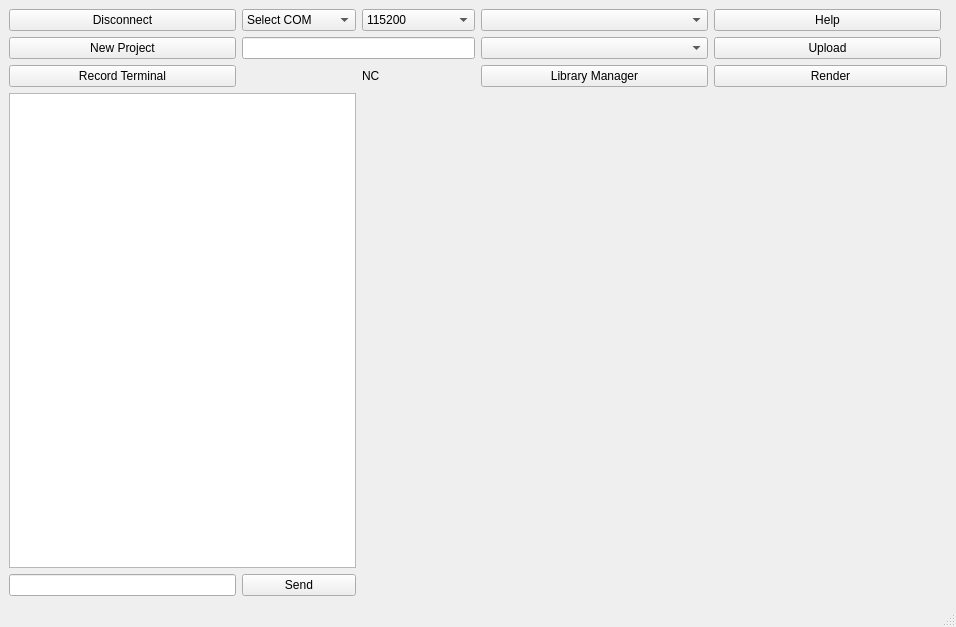
Old version of the form Ui/GraphingUi.ui in the repository OrionAerospaceYT/SideKick.
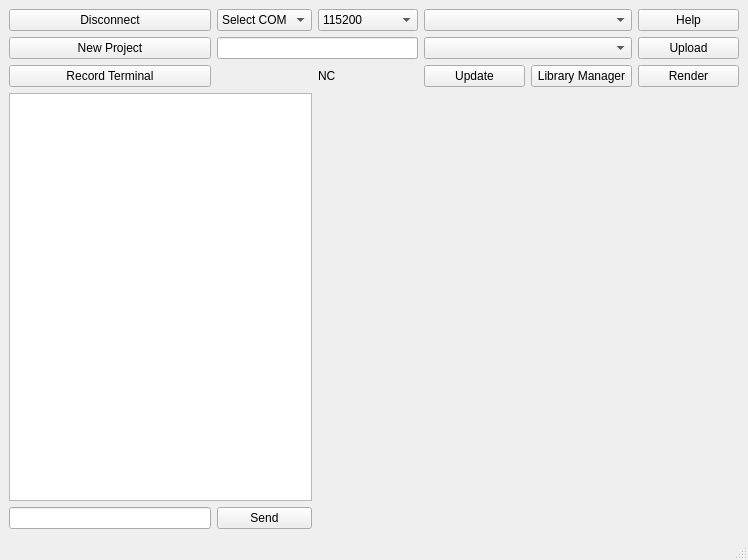
New version of the form.

Commit message: Update Button + Warning Window

```diff
--- a/Ui/GraphingUi.ui
+++ b/Ui/GraphingUi.ui
@@ -6,8 +6,8 @@
    <rect>
     <x>0</x>
     <y>0</y>
-    <width>956</width>
-    <height>627</height>
+    <width>748</width>
+    <height>560</height>
    </rect>
   </property>
   <property name="windowTitle">
@@ -22,13 +22,13 @@
    </property>
    <layout class="QGridLayout" name="gridLayout_7">
     <item row="0" column="1">
-     <layout class="QGridLayout" name="gridLayout" columnstretch="4,2,2,4,4,0">
-      <item row="3" column="0" rowspan="2" colspan="2">
-       <widget class="QTextBrowser" name="terminal"/>
-      </item>
+     <layout class="QGridLayout" name="gridLayout" columnstretch="4,1,2,2,2,2,0">
       <item row="5" column="0">
        <widget class="QLineEdit" name="lineEdit"/>
       </item>
+      <item row="3" column="0" rowspan="2" colspan="2">
+       <widget class="QTextBrowser" name="terminal"/>
+      </item>
       <item row="5" column="1">
        <widget class="QPushButton" name="send">
         <property name="text">
@@ -36,9 +36,23 @@
         </property>
        </widget>
       </item>
-      <item row="4" column="2" rowspan="2" colspan="4">
+      <item row="4" column="2" rowspan="2" colspan="5">
        <widget class="QWidget" name="bottom_widget" native="true"/>
       </item>
+      <item row="1" column="1" colspan="2">
+       <widget class="QLineEdit" name="project_name">
+        <property name="text">
+         <string/>
+        </property>
+       </widget>
+      </item>
+      <item row="1" column="0">
+       <widget class="QPushButton" name="new_project">
+        <property name="text">
+         <string>New Project</string>
+        </property>
+       </widget>
+      </item>
       <item row="0" column="2">
        <widget class="QComboBox" name="baud_rate">
         <item>
@@ -88,44 +102,20 @@
         </item>
        </widget>
       </item>
-      <item row="1" column="1" colspan="2">
-       <widget class="QLineEdit" name="project_name">
-        <property name="text">
-         <string/>
-        </property>
-       </widget>
-      </item>
-      <item row="3" column="2" colspan="4">
+      <item row="3" column="2" colspan="5">
        <widget class="QWidget" name="top_widget" native="true"/>
       </item>
-      <item row="1" column="0">
-       <widget class="QPushButton" name="new_project">
-        <property name="text">
-         <string>New Project</string>
-        </property>
-       </widget>
-      </item>
-      <item row="2" column="4" colspan="2">
+      <item row="2" column="5" colspan="2">
        <widget class="QPushButton" name="render">
         <property name="text">
          <string>Render</string>
         </property>
        </widget>
       </item>
-      <item row="2" column="2">
-       <widget class="QLabel" name="COM">
+      <item row="2" column="4">
+       <widget class="QPushButton" name="lib_manager">
         <property name="text">
-         <string>NC</string>
-        </property>
-       </widget>
-      </item>
-      <item row="1" column="3">
-       <widget class="QComboBox" name="project_paths"/>
-      </item>
-      <item row="2" column="0">
-       <widget class="QPushButton" name="record">
-        <property name="text">
-         <string>Record Terminal</string>
+         <string>Library Manager</string>
         </property>
        </widget>
       </item>
@@ -145,6 +135,13 @@
         </item>
        </widget>
       </item>
+      <item row="2" column="0">
+       <widget class="QPushButton" name="record">
+        <property name="text">
+         <string>Record Terminal</string>
+        </property>
+       </widget>
+      </item>
       <item row="0" column="0">
        <widget class="QPushButton" name="disconnect">
         <property name="text">
@@ -152,17 +149,7 @@
         </property>
        </widget>
       </item>
-      <item row="0" column="3">
-       <widget class="QComboBox" name="device"/>
-      </item>
-      <item row="0" column="4">
-       <widget class="QPushButton" name="help">
-        <property name="text">
-         <string>Help</string>
-        </property>
-       </widget>
-      </item>
-      <item row="1" column="4">
+      <item row="1" column="5" colspan="2">
        <widget class="QPushButton" name="upload">
         <property name="styleSheet">
          <string notr="true"/>
@@ -172,10 +159,30 @@
         </property>
        </widget>
       </item>
+      <item row="0" column="3" colspan="2">
+       <widget class="QComboBox" name="device"/>
+      </item>
+      <item row="0" column="5" colspan="2">
+       <widget class="QPushButton" name="help">
+        <property name="text">
+         <string>Help</string>
+        </property>
+       </widget>
+      </item>
+      <item row="1" column="3" colspan="2">
+       <widget class="QComboBox" name="project_paths"/>
+      </item>
       <item row="2" column="3">
-       <widget class="QPushButton" name="lib_manager">
+       <widget class="QPushButton" name="update">
         <property name="text">
-         <string>Library Manager</string>
+         <string>Update</string>
+        </property>
+       </widget>
+      </item>
+      <item row="2" column="2">
+       <widget class="QLabel" name="COM">
+        <property name="text">
+         <string>NC</string>
         </property>
        </widget>
       </item>
```
The commit also changes 5 other files.
